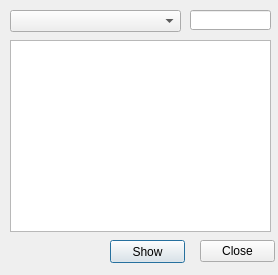
Old version of the form databaseviewer.ui in the repository mueslo/TEA.
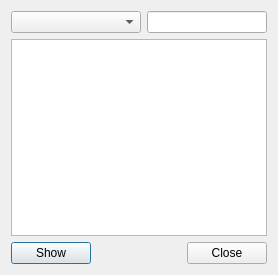
New version of the form. Icons and pictures are not drawn.

Commit message: TEA Standard 0.1 implemented (header) Implementation begun on GPS fix (no data)

The edit to the form file:
```diff
--- a/databaseviewer.ui
+++ b/databaseviewer.ui
@@ -17,40 +17,32 @@
    <iconset resource="icons.qrc">
     <normaloff>:/icons/icons/32x32_0320/cup.png</normaloff>:/icons/icons/32x32_0320/cup.png</iconset>
   </property>
-  <widget class="QDialogButtonBox" name="bboxChoice">
-   <property name="geometry">
-    <rect>
-     <x>200</x>
-     <y>240</y>
-     <width>75</width>
-     <height>23</height>
-    </rect>
-   </property>
+  <layout class="QVBoxLayout" name="verticalLayout">
+   <item>
+    <layout class="QHBoxLayout" name="horizontalLayout_2">
+     <item>
+      <widget class="QComboBox" name="cboxDatabase">
    <property name="sizePolicy">
-    <sizepolicy hsizetype="MinimumExpanding" vsizetype="Fixed">
+        <sizepolicy hsizetype="Preferred" vsizetype="Fixed">
      <horstretch>0</horstretch>
      <verstretch>0</verstretch>
     </sizepolicy>
    </property>
-   <property name="orientation">
-    <enum>Qt::Horizontal</enum>
-   </property>
-   <property name="standardButtons">
-    <set>QDialogButtonBox::Close</set>
-   </property>
-   <property name="centerButtons">
-    <bool>false</bool>
-   </property>
-  </widget>
+       <property name="minimumSize">
+        <size>
+         <width>130</width>
+         <height>0</height>
+        </size>
+       </property>
+      </widget>
+     </item>
+     <item>
+      <widget class="QLineEdit" name="edtQuery"/>
+     </item>
+    </layout>
+   </item>
+   <item>
   <widget class="QTableView" name="tblvResult">
-   <property name="geometry">
-    <rect>
-     <x>10</x>
-     <y>40</y>
-     <width>261</width>
-     <height>192</height>
-    </rect>
-   </property>
    <property name="sizePolicy">
     <sizepolicy hsizetype="MinimumExpanding" vsizetype="MinimumExpanding">
      <horstretch>0</horstretch>
@@ -58,35 +50,11 @@
     </sizepolicy>
    </property>
   </widget>
-  <widget class="QLineEdit" name="edtQuery">
-   <property name="geometry">
-    <rect>
-     <x>190</x>
-     <y>10</y>
-     <width>81</width>
-     <height>20</height>
-    </rect>
-   </property>
-  </widget>
-  <widget class="QComboBox" name="cboxDatabase">
-   <property name="geometry">
-    <rect>
-     <x>10</x>
-     <y>10</y>
-     <width>171</width>
-     <height>22</height>
-    </rect>
-   </property>
-  </widget>
+   </item>
+   <item>
+    <layout class="QHBoxLayout" name="horizontalLayout">
+     <item>
   <widget class="QPushButton" name="btnQuery">
-   <property name="geometry">
-    <rect>
-     <x>110</x>
-     <y>240</y>
-     <width>75</width>
-     <height>23</height>
-    </rect>
-   </property>
    <property name="text">
     <string>Show</string>
    </property>
@@ -97,6 +65,29 @@
     <bool>false</bool>
    </property>
   </widget>
+     </item>
+     <item>
+      <widget class="QDialogButtonBox" name="bboxChoice">
+       <property name="sizePolicy">
+        <sizepolicy hsizetype="MinimumExpanding" vsizetype="Fixed">
+         <horstretch>0</horstretch>
+         <verstretch>0</verstretch>
+        </sizepolicy>
+       </property>
+       <property name="orientation">
+        <enum>Qt::Horizontal</enum>
+       </property>
+       <property name="standardButtons">
+        <set>QDialogButtonBox::Close</set>
+       </property>
+       <property name="centerButtons">
+        <bool>false</bool>
+       </property>
+      </widget>
+     </item>
+    </layout>
+   </item>
+  </layout>
  </widget>
  <resources>
   <include location="icons.qrc"/>
```
Lines whose indentation alone changed are shown as unchanged. The commit also changes 4 other files.
